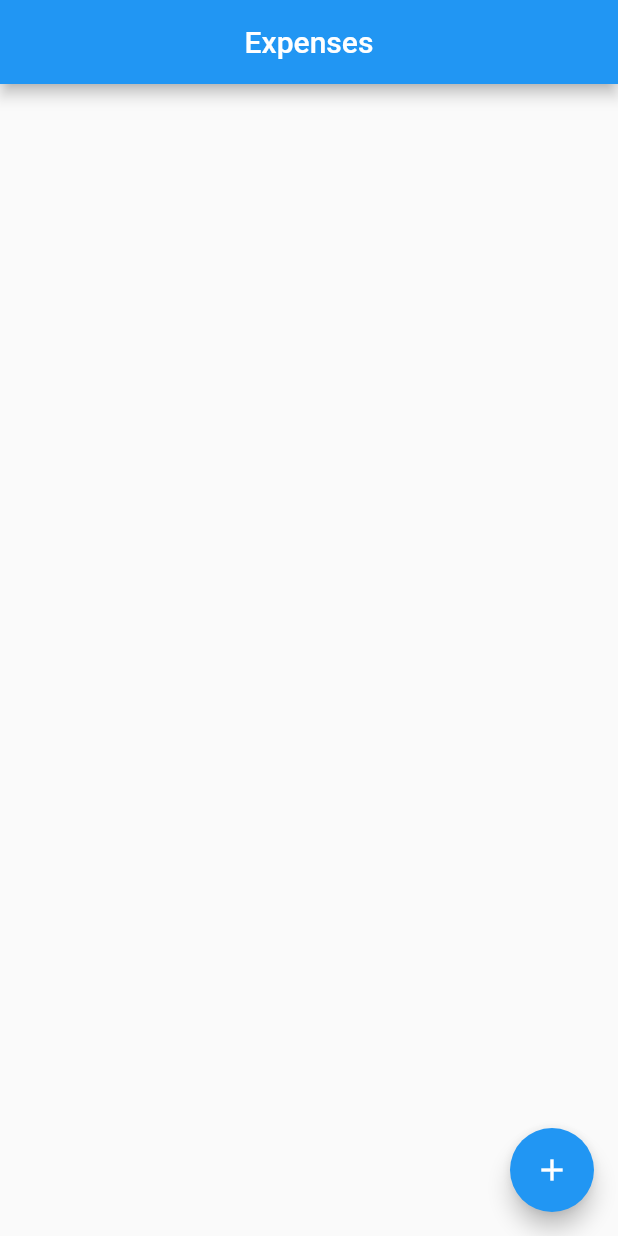
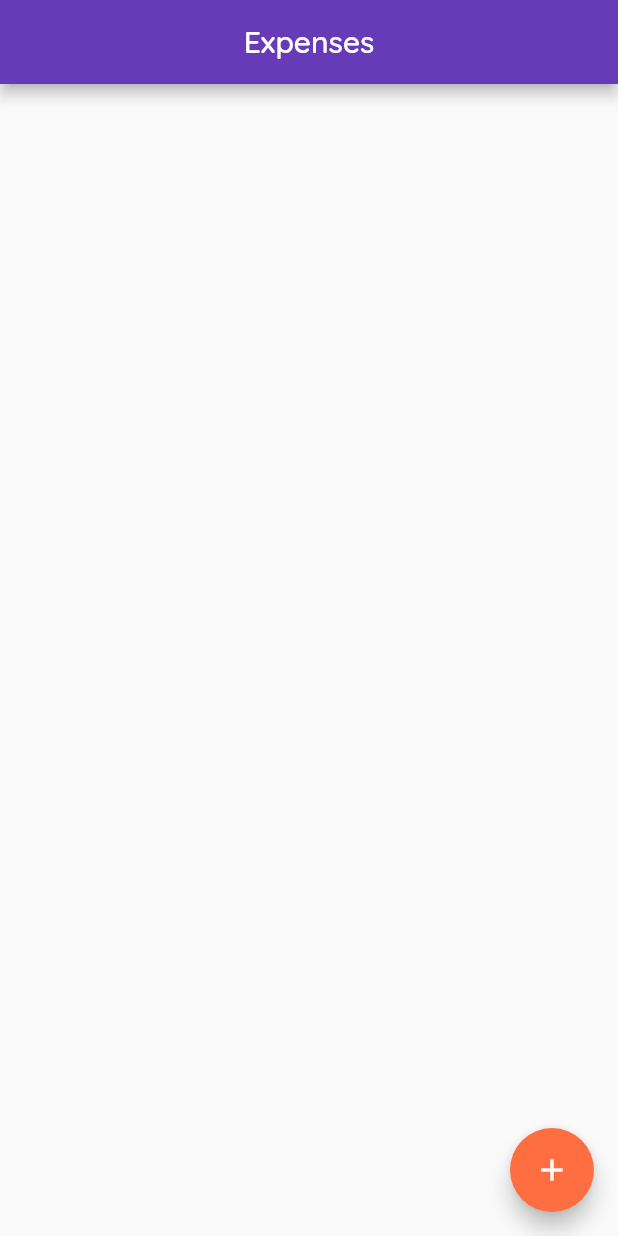
Before and after one commit to WillMV/PersonalExpenses-Flutter, a Flutter app: the screen it shows after launch, on a phone screen of 412 x 824 dp. Run offline on Flutter 3.47's test engine with Material 2 defaults, Android fonts, the phone set to English and light mode, and no system bars.

Commit message:
[feat]: add colorScheme and fontFamily adds colorScheme primary and secondary add fontaFamily Quicksand

```diff
--- a/lib/main.dart
+++ b/lib/main.dart
@@ -12,8 +12,13 @@ class MyApp extends StatelessWidget {
 
   @override
   Widget build(BuildContext context) {
-    return const MaterialApp(
-      home: MyHomePage(),
+    final ThemeData theme = ThemeData(fontFamily: 'Quicksand');
+    return MaterialApp(
+      theme: theme.copyWith(
+        colorScheme: theme.colorScheme.copyWith(
+            primary: Colors.deepPurple, secondary: Colors.deepOrangeAccent),
+      ),
+      home: const MyHomePage(),
     );
   }
 }
```
